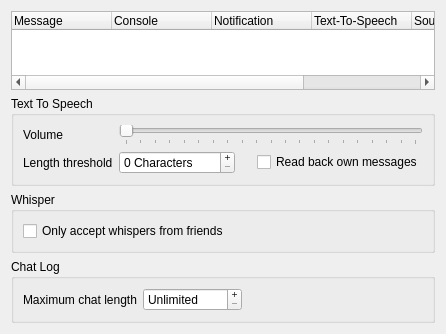
Above: src/mumble/Log.ui from mumble-voip/mumble before the change. Below: the same form after it.
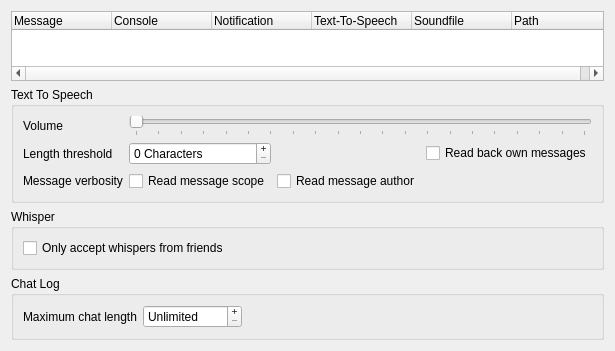
That is the form after the change.

Commit message: Add TTS verbosity options feature for text messages

```diff
--- a/src/mumble/Log.ui
+++ b/src/mumble/Log.ui
@@ -149,6 +149,36 @@
         </property>
        </widget>
       </item>
+      <item row="2" column="0">
+       <widget class="QLabel" name="qlVerbosity">
+        <property name="text">
+         <string>Message verbosity</string>
+        </property>
+        <property name="buddy">
+         <cstring>qsbVerbosity</cstring>
+        </property>
+       </widget>
+      </item>
+      <item row="2" column="1">
+       <widget class="QCheckBox" name="qcbReadMsgScope">
+        <property name="toolTip">
+         <string>If enabled the scope of text messages will be read with TTS</string>
+        </property>
+        <property name="text">
+         <string>Read message scope</string>
+        </property>
+       </widget>
+      </item>
+      <item row="2" column="2">
+       <widget class="QCheckBox" name="qcbReadMsgAuthor">
+        <property name="toolTip">
+         <string>If enabled the author of text messages will be read with TTS</string>
+        </property>
+        <property name="text">
+         <string>Read message author</string>
+        </property>
+       </widget>
+      </item>
      </layout>
     </widget>
    </item>
```
The commit also changes 3 other files.
